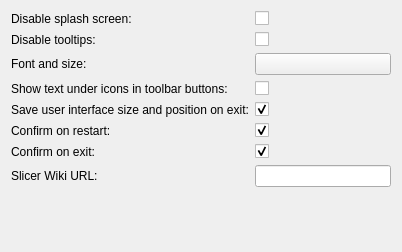
Slicer/SlicerGitSVNArchive, file Base/QTGUI/Resources/UI/qSlicerSettingsGeneralPanel.ui: the form before one commit.
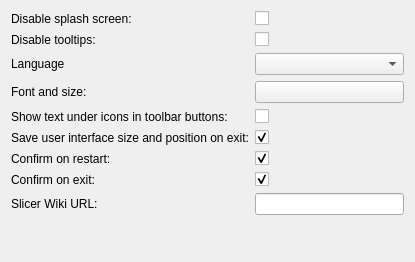
The form after the commit. Custom widgets are drawn as their Qt base class.

Commit message:
ENH: Internationalized Slicer
Added Internationalization setting panel to enable/disable this behavior.
Added language combo box into general setting panel if enabled.
Added function to load language when we start the application.

```diff
--- a/Base/QTGUI/Resources/UI/qSlicerSettingsGeneralPanel.ui
+++ b/Base/QTGUI/Resources/UI/qSlicerSettingsGeneralPanel.ui
@@ -6,8 +6,8 @@
    <rect>
     <x>0</x>
     <y>0</y>
-    <width>402</width>
-    <height>252</height>
+    <width>415</width>
+    <height>262</height>
    </rect>
   </property>
   <property name="windowTitle">
@@ -42,17 +42,17 @@
      </property>
     </widget>
    </item>
-   <item row="4" column="0">
+   <item row="5" column="0">
     <widget class="QLabel" name="FontLabel">
      <property name="text">
       <string>Font and size:</string>
      </property>
     </widget>
    </item>
-   <item row="4" column="1">
+   <item row="5" column="1">
     <widget class="ctkFontButton" name="FontButton"/>
    </item>
-   <item row="6" column="1">
+   <item row="7" column="1">
     <widget class="QCheckBox" name="RestoreUICheckBox">
      <property name="text">
       <string/>
@@ -62,21 +62,21 @@
      </property>
     </widget>
    </item>
-   <item row="6" column="0">
+   <item row="7" column="0">
     <widget class="QLabel" name="RestoreUILabel">
      <property name="text">
       <string>Save user interface size and position on exit:</string>
      </property>
     </widget>
    </item>
-   <item row="8" column="0">
+   <item row="9" column="0">
     <widget class="QLabel" name="ConfirmExitLabel">
      <property name="text">
       <string>Confirm on exit:</string>
      </property>
     </widget>
    </item>
-   <item row="8" column="1">
+   <item row="9" column="1">
     <widget class="QCheckBox" name="ConfirmExitCheckBox">
      <property name="text">
       <string/>
@@ -86,28 +86,28 @@
      </property>
     </widget>
    </item>
-   <item row="5" column="0">
+   <item row="6" column="0">
     <widget class="QLabel" name="ShowToolButtonTextLabel">
      <property name="text">
       <string>Show text under icons in toolbar buttons:</string>
      </property>
     </widget>
    </item>
-   <item row="5" column="1">
+   <item row="6" column="1">
     <widget class="QCheckBox" name="ShowToolButtonTextCheckBox">
      <property name="text">
       <string/>
      </property>
     </widget>
    </item>
-   <item row="7" column="0">
+   <item row="8" column="0">
     <widget class="QLabel" name="ConfirmRestartLabel">
      <property name="text">
       <string>Confirm on restart:</string>
      </property>
     </widget>
    </item>
-   <item row="7" column="1">
+   <item row="8" column="1">
     <widget class="QCheckBox" name="ConfirmRestartCheckBox">
      <property name="text">
       <string/>
@@ -117,19 +117,34 @@
      </property>
     </widget>
    </item>
-   <item row="9" column="0">
+   <item row="10" column="0">
     <widget class="QLabel" name="SlicerWikiURLLabel">
      <property name="text">
       <string>Slicer Wiki URL:</string>
      </property>
     </widget>
    </item>
-   <item row="9" column="1">
+   <item row="10" column="1">
     <widget class="QLineEdit" name="SlicerWikiURLLineEdit"/>
    </item>
+   <item row="4" column="1">
+    <widget class="ctkLanguageComboBox" name="LanguageComboBox"/>
+   </item>
+   <item row="4" column="0">
+    <widget class="QLabel" name="LanguageLabel">
+     <property name="text">
+      <string>Language</string>
+     </property>
+    </widget>
+   </item>
   </layout>
  </widget>
  <customwidgets>
+  <customwidget>
+   <class>ctkFontButton</class>
+   <extends>QPushButton</extends>
+   <header>ctkFontButton.h</header>
+  </customwidget>
   <customwidget>
    <class>ctkSettingsPanel</class>
    <extends>QWidget</extends>
@@ -137,9 +152,9 @@
    <container>1</container>
   </customwidget>
   <customwidget>
-   <class>ctkFontButton</class>
-   <extends>QPushButton</extends>
-   <header>ctkFontButton.h</header>
+   <class>ctkLanguageComboBox</class>
+   <extends>QComboBox</extends>
+   <header>ctkLanguageComboBox.h</header>
   </customwidget>
  </customwidgets>
  <resources/>
```
The commit also changes 21 other files.
